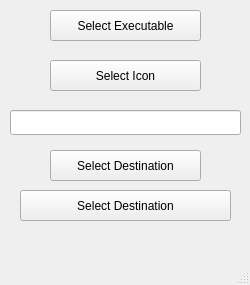
The window that mainwindow.ui (alexban011/LinuxShortcutCreator) describes before a commit, drawn with Qt 5.
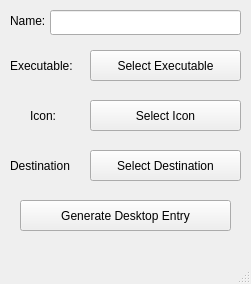
The same window after the commit.

```diff
--- a/mainwindow.ui
+++ b/mainwindow.ui
@@ -6,8 +6,8 @@
    <rect>
     <x>0</x>
     <y>0</y>
-    <width>250</width>
-    <height>285</height>
+    <width>251</width>
+    <height>284</height>
    </rect>
   </property>
   <property name="windowTitle">
@@ -17,12 +17,18 @@
    <widget class="QPushButton" name="pushButton">
     <property name="geometry">
      <rect>
-      <x>50</x>
-      <y>10</y>
+      <x>90</x>
+      <y>50</y>
       <width>151</width>
       <height>31</height>
      </rect>
     </property>
+    <property name="minimumSize">
+     <size>
+      <width>151</width>
+      <height>0</height>
+     </size>
+    </property>
     <property name="text">
      <string>Select Executable</string>
     </property>
@@ -30,12 +36,18 @@
    <widget class="QPushButton" name="pushButton_2">
     <property name="geometry">
      <rect>
-      <x>50</x>
-      <y>60</y>
+      <x>90</x>
+      <y>100</y>
       <width>151</width>
       <height>31</height>
      </rect>
     </property>
+    <property name="minimumSize">
+     <size>
+      <width>151</width>
+      <height>0</height>
+     </size>
+    </property>
     <property name="text">
      <string>Select Icon</string>
     </property>
@@ -43,22 +55,34 @@
    <widget class="QLineEdit" name="lineEdit">
     <property name="geometry">
      <rect>
-      <x>10</x>
-      <y>110</y>
-      <width>231</width>
+      <x>50</x>
+      <y>10</y>
+      <width>191</width>
       <height>25</height>
      </rect>
     </property>
+    <property name="minimumSize">
+     <size>
+      <width>191</width>
+      <height>0</height>
+     </size>
+    </property>
    </widget>
    <widget class="QPushButton" name="pushButton_3">
     <property name="geometry">
      <rect>
-      <x>50</x>
+      <x>90</x>
       <y>150</y>
       <width>151</width>
       <height>31</height>
      </rect>
     </property>
+    <property name="minimumSize">
+     <size>
+      <width>151</width>
+      <height>0</height>
+     </size>
+    </property>
     <property name="text">
      <string>Select Destination</string>
     </property>
@@ -67,13 +91,95 @@
     <property name="geometry">
      <rect>
       <x>20</x>
-      <y>190</y>
+      <y>200</y>
       <width>211</width>
       <height>31</height>
      </rect>
     </property>
+    <property name="minimumSize">
+     <size>
+      <width>211</width>
+      <height>0</height>
+     </size>
+    </property>
     <property name="text">
-     <string>Select Destination</string>
+     <string>Generate Desktop Entry</string>
+    </property>
+   </widget>
+   <widget class="QLabel" name="label">
+    <property name="geometry">
+     <rect>
+      <x>10</x>
+      <y>10</y>
+      <width>41</width>
+      <height>21</height>
+     </rect>
+    </property>
+    <property name="minimumSize">
+     <size>
+      <width>41</width>
+      <height>0</height>
+     </size>
+    </property>
+    <property name="text">
+     <string>Name:</string>
+    </property>
+   </widget>
+   <widget class="QLabel" name="label_2">
+    <property name="geometry">
+     <rect>
+      <x>10</x>
+      <y>50</y>
+      <width>71</width>
+      <height>31</height>
+     </rect>
+    </property>
+    <property name="minimumSize">
+     <size>
+      <width>41</width>
+      <height>0</height>
+     </size>
+    </property>
+    <property name="text">
+     <string>Executable:</string>
+    </property>
+   </widget>
+   <widget class="QLabel" name="label_3">
+    <property name="geometry">
+     <rect>
+      <x>30</x>
+      <y>100</y>
+      <width>51</width>
+      <height>31</height>
+     </rect>
+    </property>
+    <property name="minimumSize">
+     <size>
+      <width>41</width>
+      <height>0</height>
+     </size>
+    </property>
+    <property name="text">
+     <string>Icon:</string>
+    </property>
+   </widget>
+   <widget class="QLabel" name="label_5">
+    <property name="geometry">
+     <rect>
+      <x>10</x>
+      <y>150</y>
+      <width>71</width>
+      <height>31</height>
+     </rect>
+    </property>
+    <property name="minimumSize">
+     <size>
+      <width>41</width>
+      <height>0</height>
+     </size>
+    </property>
+    <property name="text">
+     <string>Destination</string>
     </property>
    </widget>
   </widget>
```
Left out of the diff: 10 changed lines with no effect on the pictures.
